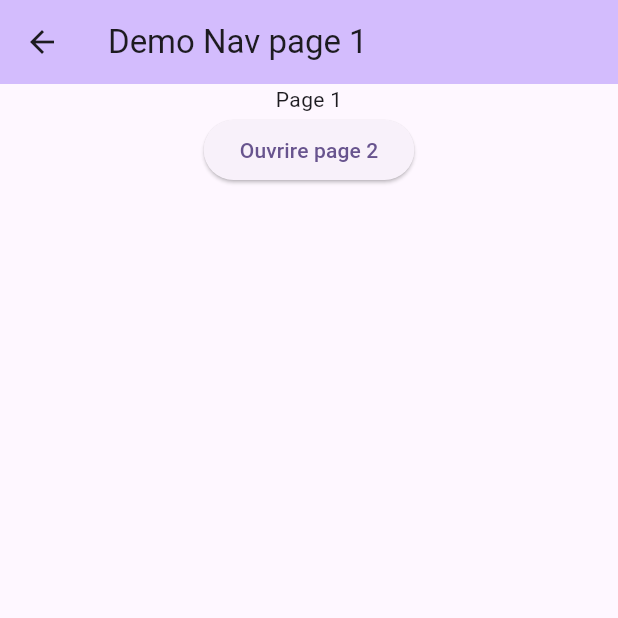
After one commit to Chocolaterie/QCDA_009_FlutterDemo, a Flutter app: the DemoNavPage1 screen opened directly, after a tap on "Ouvrire page 2", on a phone screen of 412 x 824 dp, the top half of it. The commit adds this screen. Run offline on Flutter 3.47's test engine with Material 3 defaults, Android fonts, the phone set to English and light mode, and no system bars.

Commit message:
Demo navigation

```diff
--- /dev/null
+++ b/lib/demo-navigation/demo-nav-app.dart
@@ -0,0 +1,28 @@
+import 'package:dem_eni_flutter/demo-navigation/demo-nav-page-1.dart';
+import 'package:dem_eni_flutter/demo-navigation/demo-nav-page-2.dart';
+import 'package:flutter/material.dart';
+
+void main() {
+  runApp(const MyApp());
+}
+
+class MyApp extends StatelessWidget {
+  const MyApp({super.key});
+
+  // This widget is the root of your application.
+  @override
+  Widget build(BuildContext context) {
+    return MaterialApp(
+      title: 'Flutter Demo',
+      theme: ThemeData(
+        colorScheme: ColorScheme.fromSeed(seedColor: Colors.deepPurple),
+        useMaterial3: true,
+      ),
+      initialRoute: "/",
+      routes : {
+        "/" : (context) => DemoNavPage1(),
+        "/page2" : (context) => DemoNavPage2()
+      }
+    );
+  }
+}
--- /dev/null
+++ b/lib/demo-navigation/demo-nav-page-1.dart
@@ -0,0 +1,25 @@
+import 'package:flutter/material.dart';
+
+class DemoNavPage1 extends StatelessWidget {
+
+  void onClickChangePage(BuildContext context) {
+    Navigator.pushNamed(context, "/page2");
+  }
+
+  @override
+  Widget build(BuildContext context) {
+    return Scaffold(
+        appBar: AppBar(
+          backgroundColor: Theme.of(context).colorScheme.inversePrimary,
+          title: Text("Demo Nav page 1"),
+        ),
+        body: Center(
+          child: Column(
+            children: [
+              Text("Page 1"),
+              ElevatedButton(onPressed: () { onClickChangePage(context); }, child: Text("Ouvrire page 2"))
+            ],
+          ),
+        ));
+  }
+}
```
Also changed, not shown: lib/demo-front-1.dart (+11 -0 lines), lib/demo-navigation/demo-nav-page-2.dart (added, +20 -0 lines).
